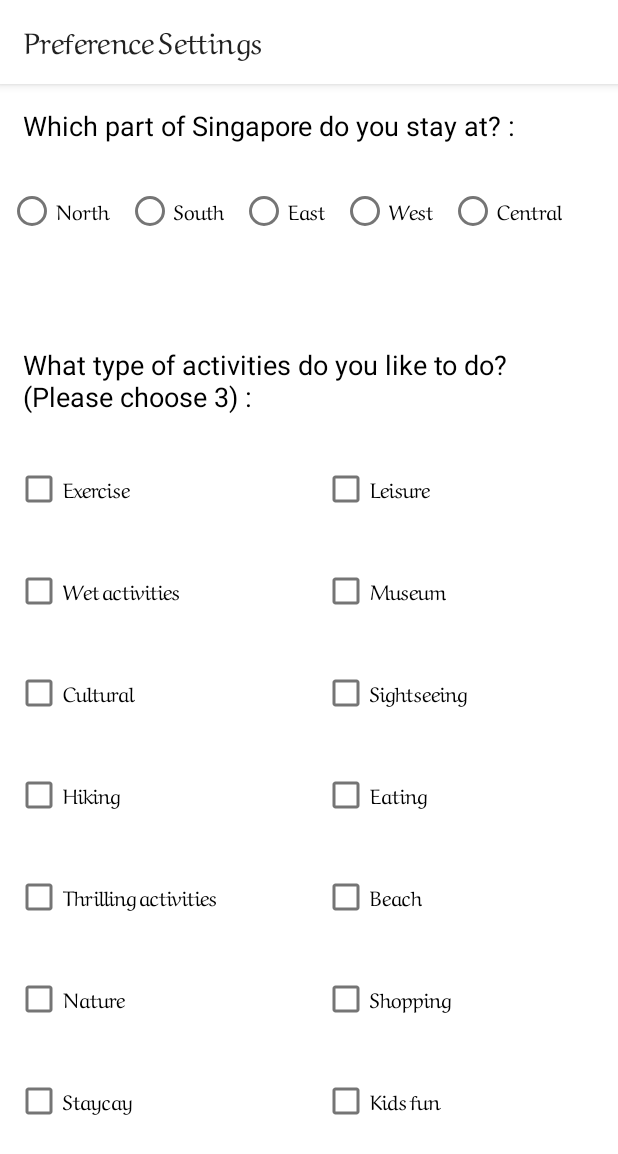
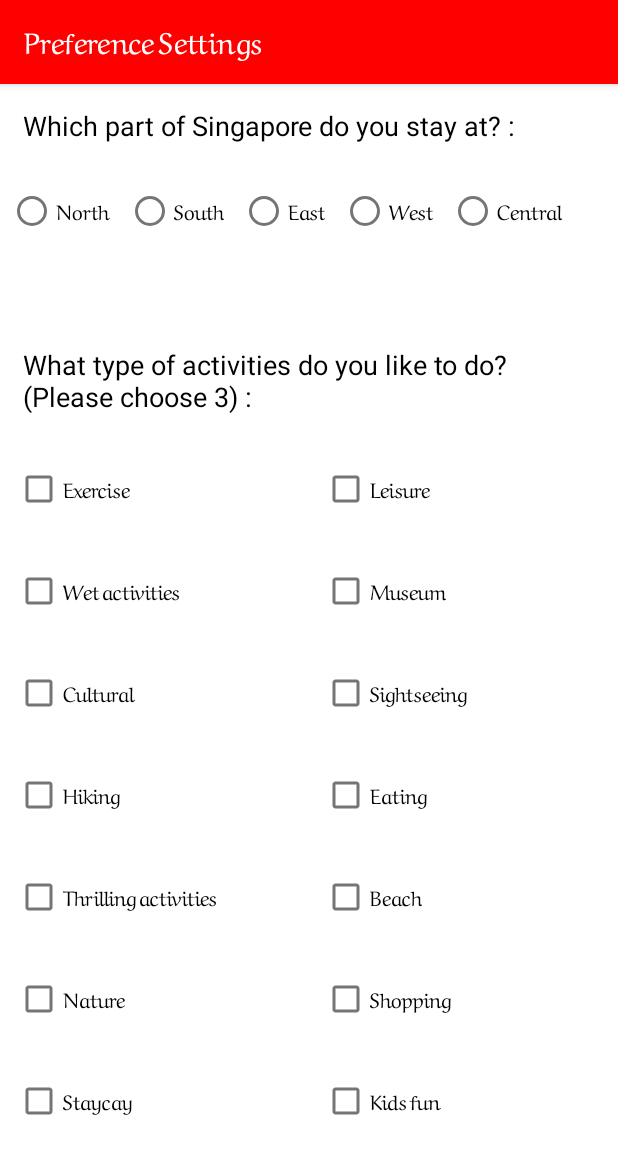
Before and after one commit to eezj35/OrbitalApp, an Android app: the screen it shows after launch once a user with an empty profile is signed in (PrefForm), on a phone screen of 412 x 824 dp. Shown: the top 1154 px of the screen. Run offline under Robolectric (Android 15) with nearby library versions, the phone set to English and light mode, and no system bars; our stand-ins replace Firebase (no records; nobody signed in at launch, a user with empty details on screens opened directly); pictures from the network do not load; Roboto replaces fonts that are not available here.

Commit message:
UI changes

```diff
--- a/app/src/main/res/drawable-anydpi/sub_menu_icon.xml
+++ b/app/src/main/res/drawable-anydpi/sub_menu_icon.xml
@@ -3,7 +3,7 @@
     android:height="24dp"
     android:viewportWidth="24"
     android:viewportHeight="24"
-    android:tint="#FF0000"
+    android:tint="#FFFFFF"
     android:alpha="0.8">
   <path
       android:fillColor="@android:color/white"
--- a/app/src/main/res/layout/locations_list_item.xml
+++ b/app/src/main/res/layout/locations_list_item.xml
@@ -24,7 +24,7 @@
             android:fontFamily="@font/abril_fatface"
             android:padding="5dp"
             android:text="location name"
-            android:textColor="@color/black"
+            android:textColor="#000000"
             android:textSize="15dp" />
 
 
--- a/app/src/main/res/values/themes.xml
+++ b/app/src/main/res/values/themes.xml
@@ -3,9 +3,10 @@
     <style name="Theme.Orbital_App" parent="Theme.MaterialComponents.DayNight">
         <!-- Primary brand color. -->
         <item name="android:fontFamily">@font/aref_ruqaa</item>
-        <item name="colorPrimary">@color/white</item>
+        <item name="colorPrimary">@color/red</item>
         <item name="colorPrimaryVariant">@color/black</item>
         <item name="colorOnPrimary">@color/white</item>
+        <item name="android:textColorPrimary">@color/white</item>
         <!-- Secondary brand color. -->
         <item name="colorSecondary">@color/teal_200</item>
         <item name="colorSecondaryVariant">@color/teal_700</item>
```
